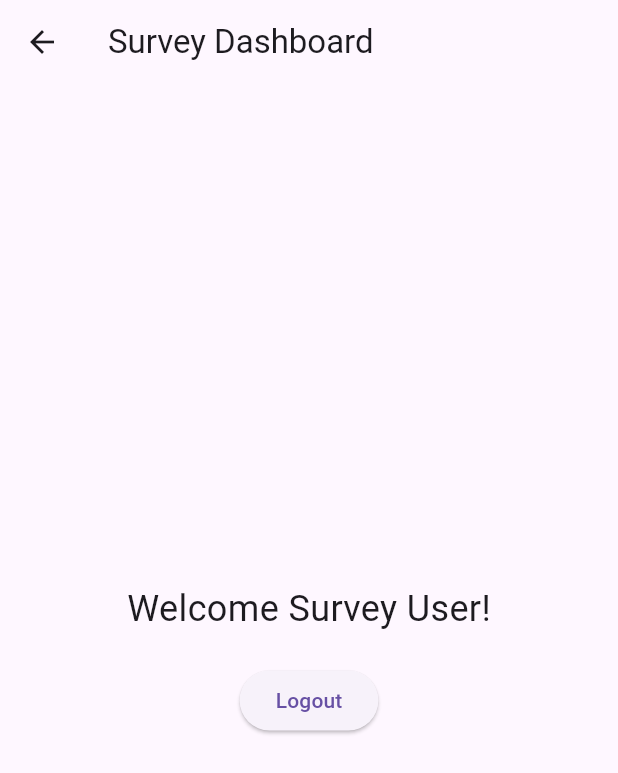
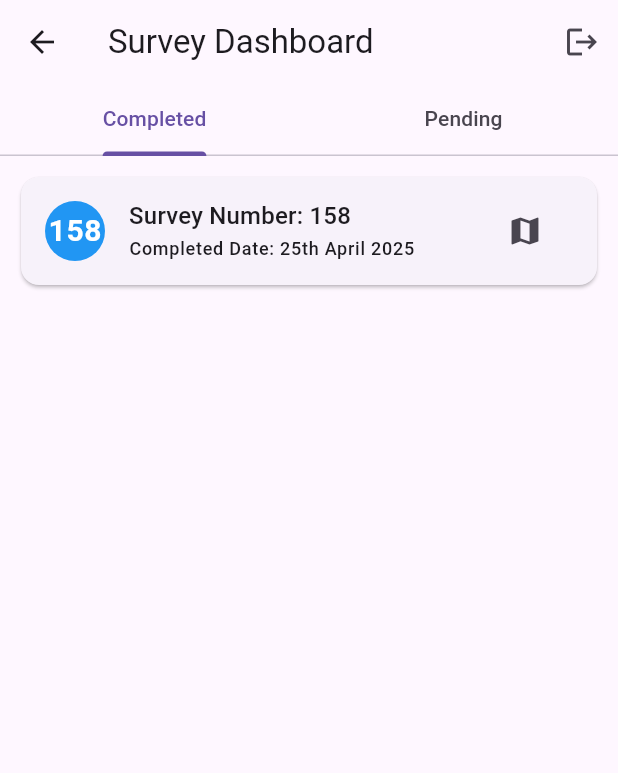
Before and after one commit to nithiya2002/SIPCOT, a Flutter app: the SurveyView screen opened by its route, on a phone screen of 412 x 824 dp. Shown: the top 773 px of the screen. Run offline on Flutter 3.47's test engine with Material 3 defaults, Android fonts, the phone set to English and light mode, and no system bars; our stand-ins replace get, google_maps_flutter, image_picker, logger, shared_preferences, video_player; accounts and stored records are empty; network calls fail.

Commit message:
survey form and tabs UI

```diff
--- a/lib/main.dart
+++ b/lib/main.dart
@@ -47,7 +47,7 @@
                 child: GetMaterialApp(home: AdminView()),
               );
             case '/survey':
-              return const SurveyView();
+              return const GetMaterialApp(home: SurveyView());
             default:
               return const LoginView();
           }
--- /dev/null
+++ b/lib/model/location_model.dart
@@ -0,0 +1,6 @@
+class Location {
+  final double latitude;
+  final double longitude;
+
+  const Location(this.latitude, this.longitude);
+}
--- /dev/null
+++ b/lib/services/maps_services.dart
@@ -0,0 +1,26 @@
+import 'package:flutter/material.dart';
+import 'package:url_launcher/url_launcher.dart';
+import '../model/location_model.dart';
+
+class MapService {
+  static Future<void> openDirections({
+    required BuildContext context,
+    required Location start,
+    required Location destination,
+  }) async {
+    final uri = Uri.parse(
+      'https://www.google.com/maps/dir/?api=1'
+      '&origin=${start.latitude},${start.longitude}'
+      '&destination=${destination.latitude},${destination.longitude}'
+      '&travelmode=driving',
+    );
+
+    if (await canLaunchUrl(uri)) {
+      await launchUrl(uri);
+    } else {
+      ScaffoldMessenger.of(
+        context,
+      ).showSnackBar(const SnackBar(content: Text('Could not launch maps')));
+    }
+  }
+}
--- /dev/null
+++ b/lib/utility/convert_text_icon.dart
@@ -0,0 +1,35 @@
+import 'package:flutter/material.dart';
+
+class CircularTextIcon extends StatelessWidget {
+  final String text;
+  final double size;
+  final Color backgroundColor;
+  final Color textColor;
+
+  const CircularTextIcon({
+    super.key,
+    required this.text,
+    this.size = 40,
+    this.backgroundColor = Colors.blue,
+    this.textColor = Colors.white,
+  });
+
+  @override
+  Widget build(BuildContext context) {
+    return Container(
+      width: size,
+      height: size,
+      decoration: BoxDecoration(color: backgroundColor, shape: BoxShape.circle),
+      child: Center(
+        child: Text(
+          text,
+          style: TextStyle(
+            color: textColor,
+            fontSize: size * 0.5,
+            fontWeight: FontWeight.bold,
+          ),
+        ),
+      ),
+    );
+  }
+}
--- a/lib/view/admin/admin_view.dart
+++ b/lib/view/admin/admin_view.dart
@@ -125,6 +125,7 @@ class _AdminViewState extends State<AdminView> {
               mapViewModel.fetchSiteBoundary();
               mapViewModel.fetchFieldPoints();
               mapViewModel.fetchCadastralData("SIPCOT");
+              mapViewModel.fetchFMBData("SIPCOT");
             },
             tooltip: "Refresh Map Data",
           ),
--- /dev/null
+++ b/lib/view/survey/completed/survey_completed.dart
@@ -0,0 +1,78 @@
+import 'package:flutter/material.dart';
+import 'package:sipcot/view/survey/widget/list_menu_widget.dart';
+
+import '../../../model/location_model.dart';
+
+final Location startLocation = Location(12.974261350762218, 80.24944304427923);
+final Location endLocation = Location(12.969278304369404, 80.24804364389884);
+
+class SurveyCompleted extends StatefulWidget {
+  const SurveyCompleted({super.key});
+
+  @override
+  State<SurveyCompleted> createState() => _SurveyCompletedState();
+}
+
+class _SurveyCompletedState extends State<SurveyCompleted> {
+  @override
+  Widget build(BuildContext context) {
+    return Scaffold(
+      body: SingleChildScrollView(
+        child: Padding(
+          padding: EdgeInsets.all(10),
+          child: Column(
+            children: [
+              ListMenuWidget(
+                title: 'Survey Number: 158',
+                subTitle: 'Completed Date: 25th April 2025',
+                onTap: () {},
+                numberString: "158",
+                startLocation: startLocation,
+                destinationLocation: endLocation,
+              ),
+
+              /*      ListMenuWidget(
+                icon: Icons.login,
+                title: 'Survey Number: 90',
+                subTitle: 'Completed data: 24th April 2025',
+                onTap: () {},
+                numberString: "90",
+              ),
+
+              ListMenuWidget(
+                icon: Icons.login,
+                title: 'Survey Number: 110',
+                subTitle: 'Completed data: 25th April 2025',
+                onTap: () {},
+                numberString: "110",
+              ),
+              ListMenuWidget(
+                icon: Icons.login,
+                title: 'Survey Number: 645',
+                subTitle: 'Completed data: 25th April 2025',
+                onTap: () {},
+                numberString: "645",
+              ),
+
+              ListMenuWidget(
+                icon: Icons.login,
+                title: 'Survey Number: 115',
+                subTitle: 'Completed data: 24th April 2025',
+                onTap: () {},
+                numberString: "115",
+              ),
+
+              ListMenuWidget(
+                icon: Icons.login,
+                title: 'Survey Number: 345',
+                subTitle: 'Completed data: 25th April 2025',
+                onTap: () {},
+                numberString: "345",
+              ), */
+            ],
+          ),
+        ),
+      ),
+    );
+  }
+}
--- a/lib/view/survey/survey_view.dart
+++ b/lib/view/survey/survey_view.dart
@@ -1,28 +1,53 @@
 import 'package:flutter/material.dart';
 import 'package:provider/provider.dart';
+import 'package:sipcot/view/survey/completed/survey_completed.dart';
+import 'package:sipcot/view/survey/pending/survey_pending.dart';
 import 'package:sipcot/viewModel/auth_view_model.dart';
 
-class SurveyView extends StatelessWidget {
+class SurveyView extends StatefulWidget {
   const SurveyView({super.key});
+
+  @override
+  State<SurveyView> createState() => _SurveyViewState();
+}
+
+class _SurveyViewState extends State<SurveyView>
+    with SingleTickerProviderStateMixin {
+  late TabController _tabController;
+
+  @override
+  void initState() {
+    super.initState();
+    _tabController = TabController(length: 2, vsync: this);
+  }
+
+  @override
+  void dispose() {
+    _tabController.dispose();
+    super.dispose();
+  }
 
   @override
   Widget build(BuildContext context) {
     return Scaffold(
-      appBar: AppBar(title: const Text('Survey Dashboard')),
-      body: Center(
-        child: Column(
-          mainAxisAlignment: MainAxisAlignment.center,
-          children: [
-            const Text('Welcome Survey User!', style: TextStyle(fontSize: 24)),
-            const SizedBox(height: 20),
-            ElevatedButton(
-              onPressed: () {
-                Provider.of<AuthViewModel>(context, listen: false).logout();
-              },
-              child: const Text('Logout'),
-            ),
-          ],
+      appBar: AppBar(
+        title: const Text('Survey Dashboard'),
+        actions: [
+          IconButton(
+            icon: const Icon(Icons.logout),
+            onPressed: () {
+              Provider.of<AuthViewModel>(context, listen: false).logout();
+            },
+          ),
+        ],
+        bottom: TabBar(
+          controller: _tabController,
+          tabs: [Tab(text: 'Completed'), Tab(text: 'Pending')],
         ),
+      ),
+      body: TabBarView(
+        controller: _tabController,
+        children: [SurveyCompleted(), SurveyPending()],
       ),
     );
   }
--- /dev/null
+++ b/lib/view/survey/widget/list_menu_widget.dart
@@ -0,0 +1,43 @@
+import 'package:flutter/material.dart';
+
+import '../../../model/location_model.dart';
+import '../../../utility/convert_text_icon.dart';
+import 'map_button.dart';
+
+class ListMenuWidget extends StatelessWidget {
+  final String title;
+  final String subTitle;
+  final VoidCallback? onTap;
+  final String numberString;
+  final Location? startLocation;
+  final Location? destinationLocation;
+
+  const ListMenuWidget({
+    super.key,
+    required this.title,
+    required this.subTitle,
+    this.onTap,
+    required this.numberString,
+    this.startLocation,
+    this.destinationLocation,
+  });
+
+  @override
+  Widget build(BuildContext context) {
+    return Card(
+      child: ListTile(
+        leading: CircularTextIcon(text: numberString),
+        title: Text(title, style: Theme.of(context).textTheme.titleMedium),
+        subtitle: Text(
+          subTitle,
+          style: Theme.of(context).textTheme.labelMedium,
+        ),
+        trailing: MapButton(
+          startLocation: startLocation,
+          destinationLocation: destinationLocation,
+        ),
+        onTap: onTap,
+      ),
+    );
+  }
+}
--- /dev/null
+++ b/lib/view/survey/widget/map_button.dart
@@ -0,0 +1,26 @@
+import 'package:flutter/material.dart';
+import '../../../model/location_model.dart';
+import '../../../services/maps_services.dart';
+
+class MapButton extends StatelessWidget {
+  final Location? startLocation;
+  final Location? destinationLocation;
+
+  const MapButton({super.key, this.startLocation, this.destinationLocation});
+
+  @override
+  Widget build(BuildContext context) {
+    return IconButton(
+      icon: const Icon(Icons.map),
+      onPressed: () {
+        if (startLocation != null && destinationLocation != null) {
+          MapService.openDirections(
+            context: context,
+            start: startLocation!,
+            destination: destinationLocation!,
+          );
+        }
+      },
+    );
+  }
+}
--- a/lib/viewModel/map_vm.dart
+++ b/lib/viewModel/map_vm.dart
@@ -173,6 +173,7 @@ class MapViewModel extends ChangeNotifier {
                   consumeTapEvents: true,
                   anchor: const Offset(0.5, 0.5),
                   onTap: () {
+                    log.i("44444 ---------- ");
                     _onFeatureTap(properties.kide);
                   },
                 ),
@@ -297,6 +298,7 @@ class MapViewModel extends ChangeNotifier {
           consumeTapEvents: true,
           anchor: const Offset(0.5, 0.5),
           onTap: () {
+            log.i("111111 ---------- ");
             _onFeatureTap(properties.distName);
           },
         ),
@@ -359,6 +361,7 @@ class MapViewModel extends ChangeNotifier {
                   consumeTapEvents: true,
                   anchor: const Offset(0.5, 0.5),
                   onTap: () {
+                    log.i("2222 ---------- ");
                     _onFeatureTap(properties.surveyNo);
                   },
                 ),
@@ -614,6 +617,7 @@ class MapViewModel extends ChangeNotifier {
                 position: position,
                 icon: markerIcon,
                 onTap: () {
+                  log.i("3333 ---------- ");
                   // Navigate directly without using a closure
                   if (mediaUrls.isNotEmpty) {
                     Get.to(() => MediaPreviewScreen(mediaUrls: mediaUrls));
--- a/pubspec.yaml
+++ b/pubspec.yaml
@@ -17,6 +17,8 @@ dependencies:
   get: ^4.7.2
   shared_preferences: ^2.5.2
   video_player: ^2.9.3
+  url_launcher: ^6.3.1
+  image_picker: ^1.1.2
 
 dev_dependencies:
   flutter_test:
```
Also changed, not shown: lib/view/survey/pending/survey_pending.dart (added, +88 -0 lines), lib/view/survey/survey_form/image_upload.dart (added, +105 -0 lines), lib/view/survey/survey_form/survey_fields.dart (added, +83 -0 lines), lib/view/survey/survey_form/survey_form.dart (added, +95 -0 lines), lib/view/survey/survey_form/video_upload.dart (added, +82 -0 lines), pubspec.lock, 6 other files.
